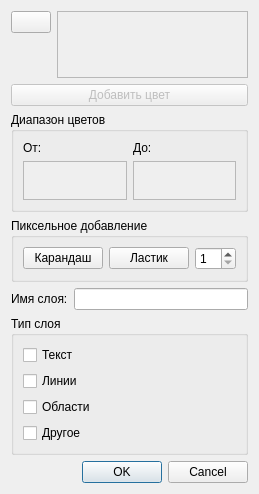
Qt form MapVectorization/map-app/layerconfiguredialog.ui (YulyIllarionov/MapVectorization) before a commit.
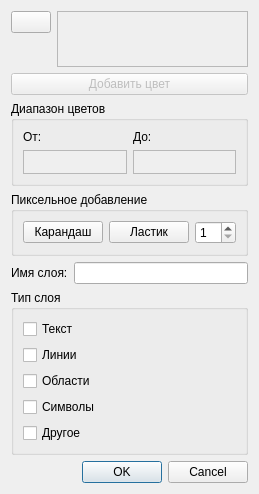
The same form after that commit. Icons and pictures are not drawn.

Patch:
```diff
--- a/MapVectorization/map-app/layerconfiguredialog.ui
+++ b/MapVectorization/map-app/layerconfiguredialog.ui
@@ -242,6 +242,13 @@
         </property>
        </widget>
       </item>
+      <item>
+       <widget class="QCheckBox" name="checkBox_5">
+        <property name="text">
+         <string>Символы</string>
+        </property>
+       </widget>
+      </item>
       <item>
        <widget class="QCheckBox" name="checkBox_4">
         <property name="text">
```
